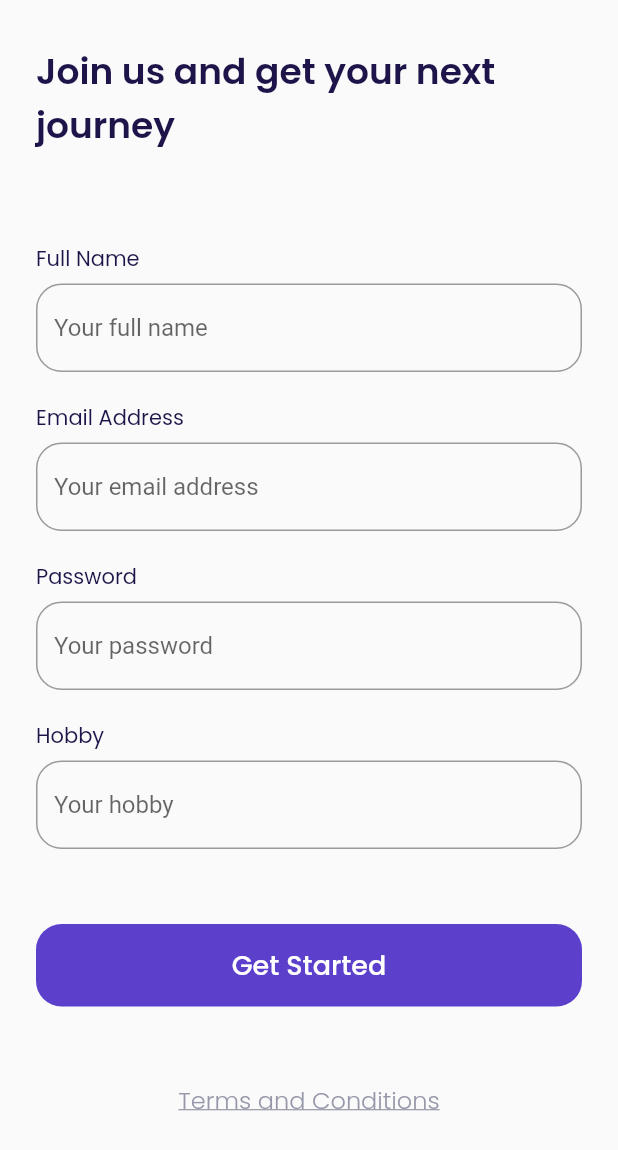
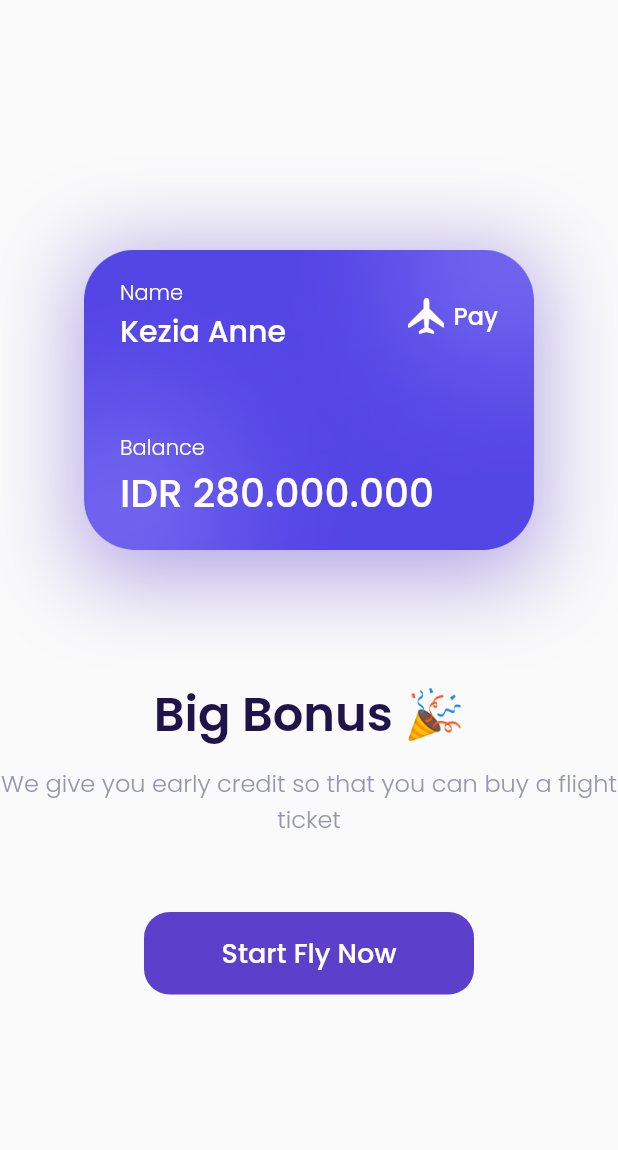
Before and after one commit to alvintriseptia/bwa_travel_app, a Flutter app: the SignUpPage screen opened by its route, after a tap on "Get Started", on a phone screen of 412 x 824 dp. Shown: the top 1150 px of the screen. Run offline on Flutter 3.47's test engine with Material 2 defaults, Android fonts, the phone set to English and light mode, and no system bars; our stand-ins replace google_fonts.

Commit message:
slicing bonus and customnavigation home page

```diff
--- a/lib/main.dart
+++ b/lib/main.dart
@@ -1,5 +1,7 @@
 import 'package:flutter/material.dart';
+import 'package:travel_airplane_app/ui/pages/bonus_page.dart';
 import 'package:travel_airplane_app/ui/pages/get_started_page.dart';
+import 'package:travel_airplane_app/ui/pages/main_page.dart';
 import 'package:travel_airplane_app/ui/pages/sign_up.dart';
 import 'package:travel_airplane_app/ui/pages/splash_page.dart';
 
@@ -17,8 +19,10 @@ class MyApp extends StatelessWidget {
       debugShowCheckedModeBanner: false,
       routes: {
         '/': (context) => SplashPage(),
-        '/get-started': (context) => GetStartedPage(),
+        '/get-started': (context) => BonusPage(),
         '/sign-up': (context) => SignUpPage(),
+        '/bonus': (context) => BonusPage(),
+        '/main': (context) => MainPage(),
       },
     );
   }
--- a/lib/shared/theme.dart
+++ b/lib/shared/theme.dart
@@ -12,6 +12,7 @@ Color kGreenColor = Color(0xff0EC3AE);
 Color kRedColor = Color(0xffEB70A5);
 Color kBackgroundColor = Color(0xffFAFAFA);
 Color kInactiveColor = Color(0xffDBD7EC);
+Color kTransparentColor = Colors.transparent;
 
 TextStyle blackTextStyle = GoogleFonts.poppins(color: kBlackColor);
 TextStyle whiteTextStyle = GoogleFonts.poppins(color: kWhiteColor);
--- /dev/null
+++ b/lib/ui/pages/bonus_page.dart
@@ -0,0 +1,125 @@
+import 'package:flutter/material.dart';
+import 'package:travel_airplane_app/shared/theme.dart';
+
+class BonusPage extends StatelessWidget {
+  const BonusPage({Key? key}) : super(key: key);
+
+  @override
+  Widget build(BuildContext context) {
+    Widget BonusCard() {
+      return Container(
+        width: 300,
+        height: 211,
+        padding: EdgeInsets.all(defaultMargin),
+        decoration: BoxDecoration(
+          image: DecorationImage(
+            image: AssetImage('assets/image_card.png'),
+          ),
+          boxShadow: [
+            BoxShadow(
+              color: kPrimaryColor.withOpacity(0.5),
+              offset: Offset(0, 10),
+              blurRadius: 50,
+            ),
+          ],
+        ),
+        child: Column(
+          crossAxisAlignment: CrossAxisAlignment.start,
+          children: [
+            Row(
+              children: [
+                Expanded(
+                  child: Column(
+                    crossAxisAlignment: CrossAxisAlignment.start,
+                    children: [
+                      Text("Name",
+                          style: whiteTextStyle.copyWith(fontWeight: light)),
+                      Text(
+                        "Kezia Anne",
+                        style: whiteTextStyle.copyWith(
+                            fontSize: 20, fontWeight: medium),
+                        overflow: TextOverflow.ellipsis,
+                      )
+                    ],
+                  ),
+                ),
+                Container(
+                    width: 24,
+                    height: 24,
+                    margin: EdgeInsets.only(right: 6),
+                    decoration: BoxDecoration(
+                      image: DecorationImage(
+                        image: AssetImage('assets/icon_plane.png'),
+                      ),
+                    )),
+                Text(
+                  "Pay",
+                  style:
+                      whiteTextStyle.copyWith(fontSize: 16, fontWeight: medium),
+                )
+              ],
+            ),
+            Spacer(),
+            Text(
+              'Balance',
+              style: whiteTextStyle.copyWith(fontWeight: light),
+            ),
+            Text(
+              'IDR 280.000.000',
+              style: whiteTextStyle.copyWith(fontWeight: medium, fontSize: 26),
+            )
+          ],
+        ),
+      );
+    }
+
+    Widget Title() {
+      return Container(
+        margin: EdgeInsets.only(top: 80),
+        child: Text(
+          'Big Bonus 🎉',
+          style: blackTextStyle.copyWith(fontSize: 32, fontWeight: semiBold),
+        ),
+      );
+    }
+
+    Widget SubTitle() {
+      return Container(
+        margin: EdgeInsets.only(top: 10),
+        child: Text(
+          'We give you early credit so that you can buy a flight ticket',
+          style: greyTextStyle.copyWith(fontSize: 16, fontWeight: light),
+          textAlign: TextAlign.center,
+        ),
+      );
+    }
+
+    Widget StartButton() {
+      return Container(
+        margin: EdgeInsets.only(top: 50),
+        width: 220,
+        height: 55,
+        child: TextButton(
+          onPressed: () {
+            Navigator.of(context).pushNamed('/main');
+          },
+          style: TextButton.styleFrom(
+            backgroundColor: kPrimaryColor,
+            shape: RoundedRectangleBorder(
+                borderRadius: BorderRadius.circular(defaultRadius)),
+          ),
+          child: Text("Start Fly Now",
+              style: whiteTextStyle.copyWith(fontSize: 18, fontWeight: medium)),
+        ),
+      );
+    }
+
+    return Scaffold(
+        backgroundColor: kBackgroundColor,
+        body: Center(
+          child: Column(
+              mainAxisAlignment: MainAxisAlignment.center,
+              children: [BonusCard(), Title(), SubTitle(), StartButton()]),
+        ));
+  }
+}
--- a/lib/ui/pages/sign_up.dart
+++ b/lib/ui/pages/sign_up.dart
@@ -50,7 +50,9 @@ class SignUpPage extends StatelessWidget {
         width: double.infinity,
         height: 55,
         child: TextButton(
-          onPressed: () {},
+          onPressed: () {
+            Navigator.of(context).pushNamed('/bonus');
+          },
           style: TextButton.styleFrom(
             backgroundColor: kPrimaryColor,
             shape: RoundedRectangleBorder(
```
Also changed, not shown: lib/ui/pages/main_page.dart (added, +60 -0 lines).
